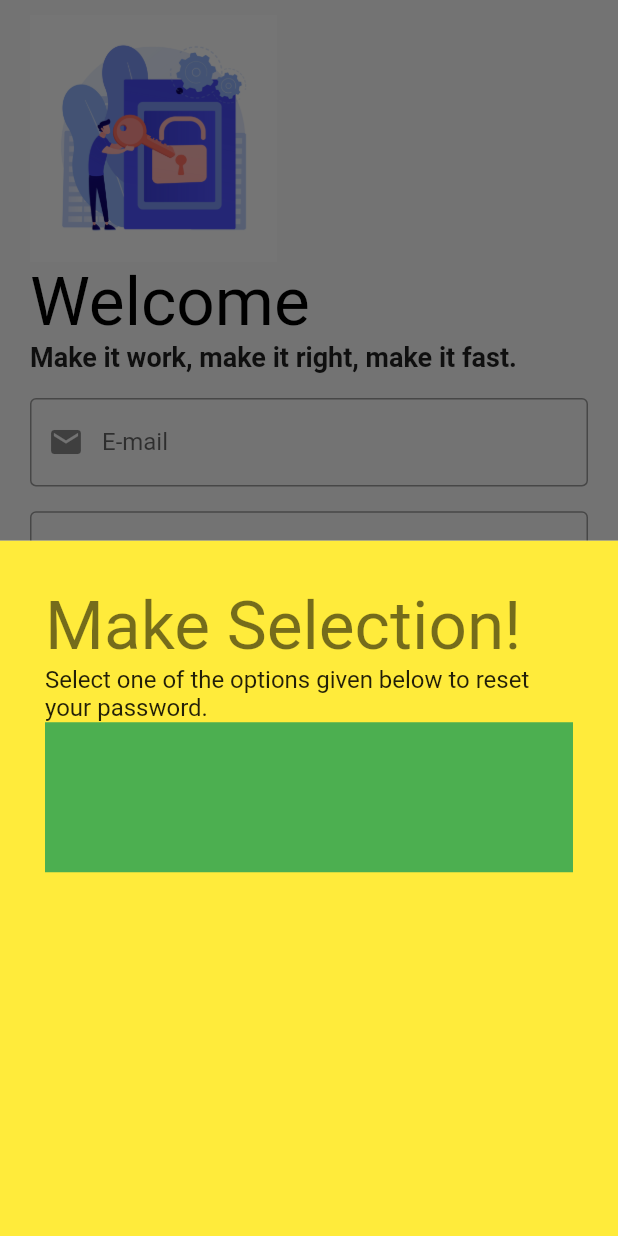
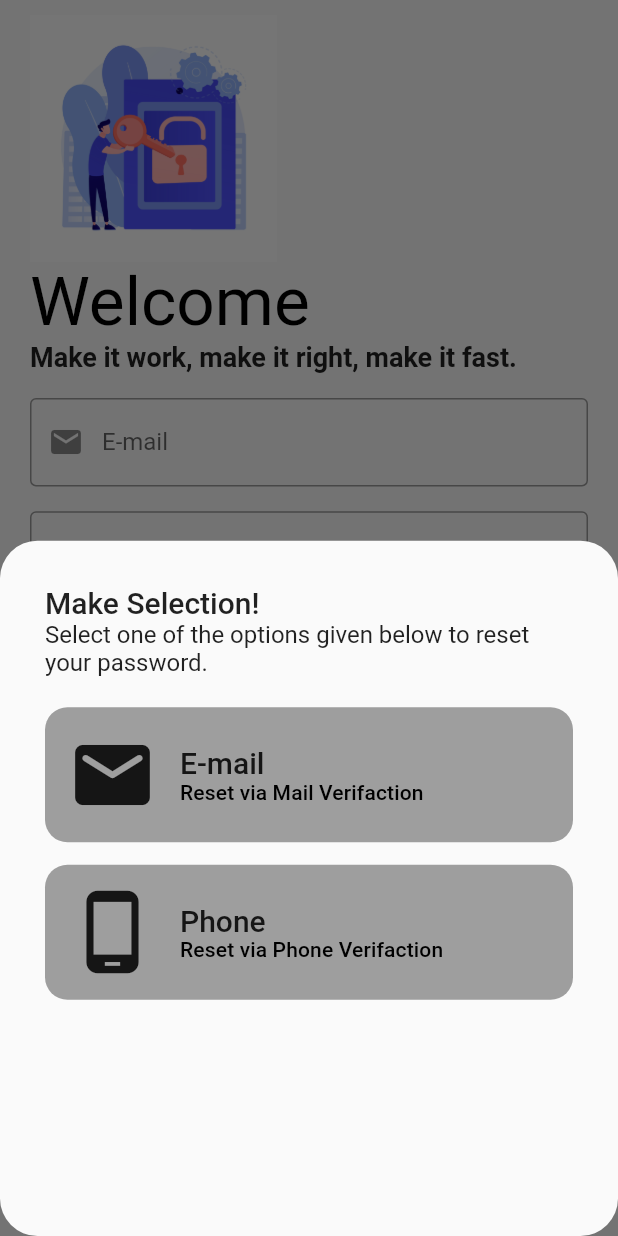
Before and after one commit to kingkardev01/my_quiz, a Flutter app: the LoginScreen screen opened directly, after a tap on "Forget Password", on a phone screen of 412 x 824 dp. Run offline on Flutter 3.47's test engine with Material 2 defaults, Android fonts, the phone set to English and light mode, and no system bars; our stand-ins replace firebase_auth, firebase_core, get, line_awesome_flutter; accounts and stored records are empty.

Commit message:
initial commit1

```diff
--- /dev/null
+++ b/lib/src/features/authentication/screen/forgot_password/forgot_password_options/build_show_modal_bottom_sheet.dart
@@ -0,0 +1,32 @@
+import 'package:flutter/material.dart';
+
+import '../../../../../constants/text_constants/text.dart';
+import '../forgot_password_email/forgot_password_email.dart';
+import 'forgot_pass_btn_widget.dart';
+import 'package:get/get.dart';
+
+Future<dynamic> buildShowModalBottomSheet(BuildContext context) {
+  return showModalBottomSheet(context: context,
+      shape: RoundedRectangleBorder(borderRadius: BorderRadius.circular(25.0)),
+      builder: (context)=> Container(
+        decoration: BoxDecoration(
+          borderRadius: BorderRadius.only(topLeft: Radius.circular(30.0)),
+          // color: Colors.yellow,
+        ),
+        padding: EdgeInsets.all(30.0),
+        child: Column(
+          crossAxisAlignment: CrossAxisAlignment.start,
+          children: [
+            Text(forgotPassTitle,style: Theme.of(context).textTheme.titleLarge,),
+            Text(forgotPassSubTitle,style:Theme.of(context).textTheme.titleMedium ,),
+            const SizedBox(height: 20,),
+            ForgotPassBtnWidget(icon: Icons.email_rounded, textTitle1: 'E-mail', textTitle2: 'Reset via Mail Verifaction', onTap: () {
+              Navigator.pop(context);
+              Get.to(ForgotPasswordEmailScreen());
+            },),
+            const SizedBox(height: 15,),
+            ForgotPassBtnWidget(icon: Icons.phone_android_outlined, textTitle1: 'Phone', textTitle2: 'Reset via Phone Verifaction', onTap: () {  },),
+          ],
+        ),
+      ));
+}
--- /dev/null
+++ b/lib/src/features/authentication/screen/forgot_password/forgot_password_options/forgot_pass_btn_widget.dart
@@ -0,0 +1,40 @@
+import 'package:flutter/material.dart';
+
+class ForgotPassBtnWidget extends StatelessWidget {
+  final IconData icon;
+  final String textTitle1;
+  final String textTitle2;
+  final VoidCallback onTap;
+
+  const ForgotPassBtnWidget({
+    super.key, required this.icon, required this.textTitle1, required this.textTitle2, required this.onTap,
+  });
+
+  @override
+  Widget build(BuildContext context) {
+    return GestureDetector(
+      onTap: onTap,
+      child: Container(
+        padding: const EdgeInsets.all(15.0),
+        decoration: const BoxDecoration(
+            color: Colors.grey,
+            borderRadius: BorderRadius.all(Radius.circular(15.0))
+        ),
+        child: Row(
+          children: [
+            Icon(icon,size: 60,),
+            const SizedBox(width: 15,),
+            Column(
+              crossAxisAlignment: CrossAxisAlignment.start,
+              children: [
+                Text(textTitle1,style: Theme.of(context).textTheme.titleLarge,),
+                Text(textTitle2,style: Theme.of(context).textTheme.titleSmall,),
+              ],
+            )
+          ],
+        ),
+
+      ),
+    );
+  }
+}
--- a/lib/src/features/authentication/screen/login_screen/login.dart
+++ b/lib/src/features/authentication/screen/login_screen/login.dart
@@ -3,6 +3,8 @@ import 'package:get/get.dart';
 import 'package:quiz_app/src/features/authentication/screen/singup_screen/singup.dart';
 import '../../../../constants/image_constants/image.dart';
 import '../../../../constants/text_constants/text.dart';
+import '../forgot_password/forgot_password_options/build_show_modal_bottom_sheet.dart';
+import '../forgot_password/forgot_password_options/forgot_pass_btn_widget.dart';
 
 class LoginScreen extends StatefulWidget {
   const LoginScreen({Key? key}) : super(key: key);
@@ -84,22 +86,7 @@ class _LoginScreenState extends State<LoginScreen> {
                         alignment: Alignment.bottomRight,
                         child: TextButton(
                             onPressed: () {
-                              showModalBottomSheet(context: context, builder: (context)=> Container(
-                                color: Colors.yellow,
-                                padding: EdgeInsets.all(30.0),
-                                child: Column(
-                                  crossAxisAlignment: CrossAxisAlignment.start,
-                                  children: [
-                                    Text(forgotPassTitle,style: Theme.of(context).textTheme.displaySmall,),
-                                    Text(forgotPassSubTitle,style:Theme.of(context).textTheme.titleMedium ,),
-                                    Container(
-                                      height: 100,
-                                      color: Colors.green,
-
-                                    )
-                                  ],
-                                ),
-                              ));
+                              buildShowModalBottomSheet(context);
                             }, child: Text("Forget Password")))
                   ],
                 )),
@@ -163,6 +150,8 @@ class _LoginScreenState extends State<LoginScreen> {
     );
   }
 
+
+
   void passwordVisiable() {
     setState(() {
       isValue = !isValue;
```
Also changed, not shown: lib/src/features/authentication/screen/forgot_password/forgot_password_email/forgot_password_email.dart (added, +54 -0 lines), lib/src/features/authentication/screen/forgot_password/forgot_password_otp/forgot_password_otp.dart (added, +27 -0 lines).
